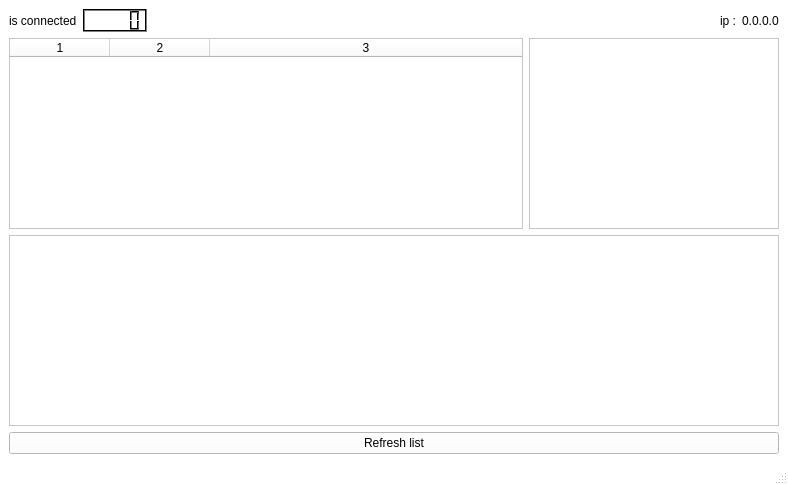
Old version of the form src/mainwindow.ui in the repository Celienn/LLF-Translator.
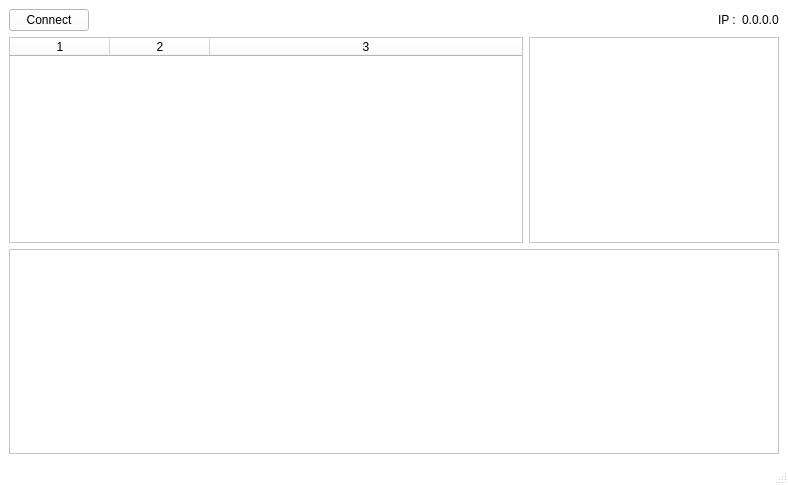
New version of the form. Icons and pictures are not drawn. Custom widgets are drawn as their Qt base class.

Commit message: Redirecting qDebug + connection button + led indicator

Diff of the .ui file:
```diff
--- a/src/mainwindow.ui
+++ b/src/mainwindow.ui
@@ -487,99 +487,6 @@
   </property>
   <widget class="QWidget" name="centralwidget">
    <layout class="QGridLayout" name="gridLayout_2">
-    <item row="0" column="0">
-     <layout class="QGridLayout" name="gridLayout_4">
-      <item row="0" column="2">
-       <spacer name="horizontalSpacer">
-        <property name="orientation">
-         <enum>Qt::Horizontal</enum>
-        </property>
-        <property name="sizeHint" stdset="0">
-         <size>
-          <width>40</width>
-          <height>20</height>
-         </size>
-        </property>
-       </spacer>
-      </item>
-      <item row="0" column="3">
-       <widget class="QLabel" name="label_4">
-        <property name="text">
-         <string>ip :</string>
-        </property>
-       </widget>
-      </item>
-      <item row="0" column="0">
-       <widget class="QLabel" name="label_2">
-        <property name="text">
-         <string>is connected</string>
-        </property>
-       </widget>
-      </item>
-      <item row="0" column="4">
-       <widget class="QLabel" name="label">
-        <property name="text">
-         <string>0.0.0.0</string>
-        </property>
-       </widget>
-      </item>
-      <item row="0" column="1">
-       <widget class="QLCDNumber" name="lcdNumber">
-        <property name="palette">
-         <palette>
-          <active>
-           <colorrole role="Light">
-            <brush brushstyle="SolidPattern">
-             <color alpha="255">
-              <red>0</red>
-              <green>0</green>
-              <blue>0</blue>
-             </color>
-            </brush>
-           </colorrole>
-          </active>
-          <inactive>
-           <colorrole role="Light">
-            <brush brushstyle="SolidPattern">
-             <color alpha="255">
-              <red>0</red>
-              <green>0</green>
-              <blue>0</blue>
-             </color>
-            </brush>
-           </colorrole>
-          </inactive>
-          <disabled>
-           <colorrole role="Light">
-            <brush brushstyle="SolidPattern">
-             <color alpha="255">
-              <red>0</red>
-              <green>0</green>
-              <blue>0</blue>
-             </color>
-            </brush>
-           </colorrole>
-          </disabled>
-         </palette>
-        </property>
-       </widget>
-      </item>
-     </layout>
-    </item>
-    <item row="3" column="0">
-     <widget class="QPushButton" name="pushButton">
-      <property name="text">
-       <string>Refresh list</string>
-      </property>
-     </widget>
-    </item>
-    <item row="2" column="0">
-     <widget class="QTextEdit" name="console">
-      <property name="readOnly">
-       <bool>true</bool>
-      </property>
-     </widget>
-    </item>
     <item row="1" column="0">
      <layout class="QGridLayout" name="gridLayout">
       <item row="0" column="0">
@@ -637,6 +544,58 @@
       </item>
      </layout>
     </item>
+    <item row="2" column="0">
+     <widget class="QTextEdit" name="console">
+      <property name="readOnly">
+       <bool>true</bool>
+      </property>
+     </widget>
+    </item>
+    <item row="0" column="0">
+     <layout class="QGridLayout" name="gridLayout_4">
+      <item row="0" column="0">
+       <widget class="QPushButton" name="connectButton">
+        <property name="text">
+         <string>Connect</string>
+        </property>
+       </widget>
+      </item>
+      <item row="0" column="2">
+       <spacer name="horizontalSpacer">
+        <property name="orientation">
+         <enum>Qt::Horizontal</enum>
+        </property>
+        <property name="sizeHint" stdset="0">
+         <size>
+          <width>40</width>
+          <height>20</height>
+         </size>
+        </property>
+       </spacer>
+      </item>
+      <item row="0" column="3">
+       <widget class="QLabel" name="label_4">
+        <property name="text">
+         <string>IP :</string>
+        </property>
+       </widget>
+      </item>
+      <item row="0" column="4">
+       <widget class="QLabel" name="label">
+        <property name="text">
+         <string>0.0.0.0</string>
+        </property>
+       </widget>
+      </item>
+      <item row="0" column="1">
+       <widget class="QLedLabel" name="ledlabel">
+        <property name="text">
+         <string/>
+        </property>
+       </widget>
+      </item>
+     </layout>
+    </item>
    </layout>
   </widget>
   <widget class="QMenuBar" name="menubar">
@@ -651,6 +610,13 @@
   </widget>
   <widget class="QStatusBar" name="statusbar"/>
  </widget>
+ <customwidgets>
+  <customwidget>
+   <class>QLedLabel</class>
+   <extends>QLabel</extends>
+   <header>qledlabel.h</header>
+  </customwidget>
+ </customwidgets>
  <resources/>
  <connections/>
 </ui>
```
The commit also changes 10 other files.
